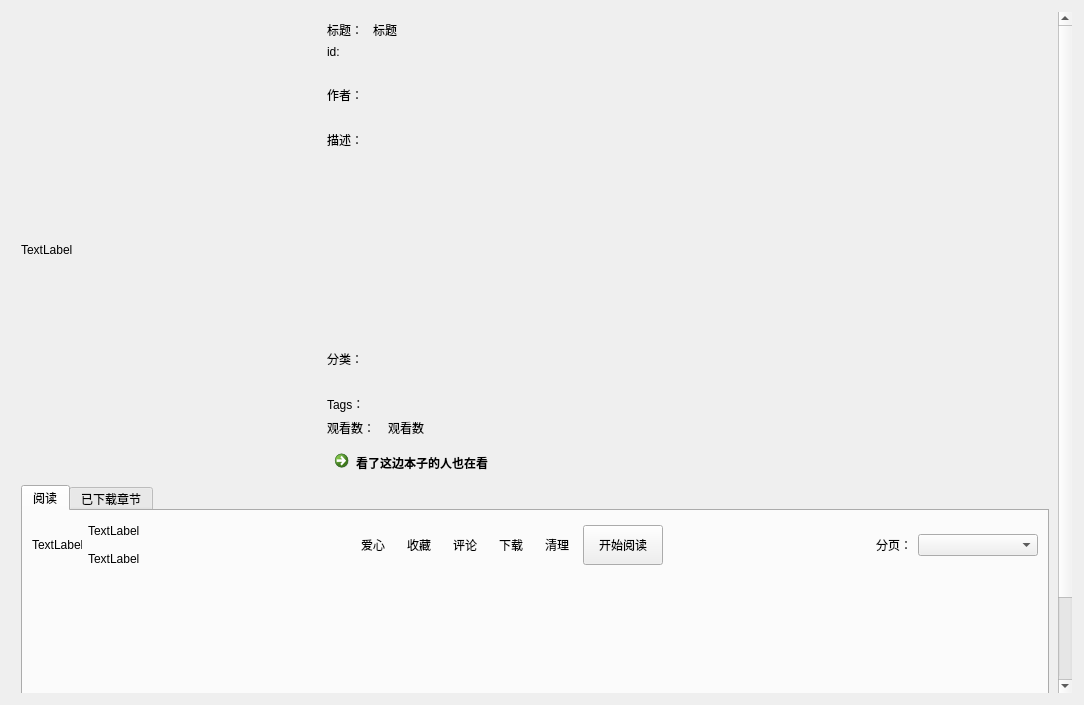
This is ui/ui_book_info.ui in tonquer/picacg-qt as Qt 5 draws it before an edit. The edited form follows.
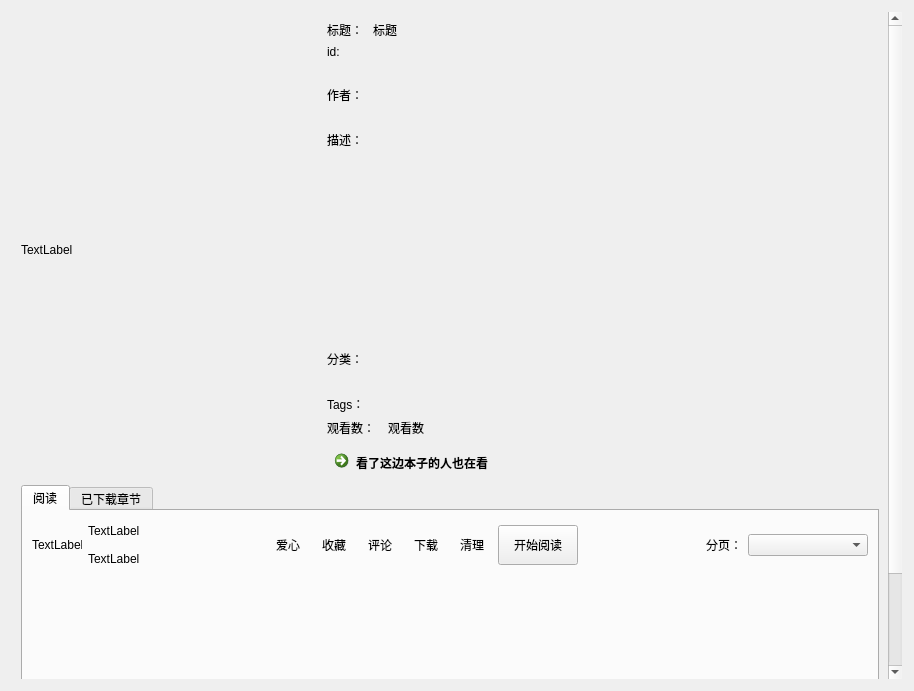
This is the edited form. Icons and pictures are not drawn. Custom widgets are drawn as their Qt base class.

```diff
--- a/ui/ui_book_info.ui
+++ b/ui/ui_book_info.ui
@@ -6,8 +6,8 @@
    <rect>
     <x>0</x>
     <y>0</y>
-    <width>1084</width>
-    <height>705</height>
+    <width>914</width>
+    <height>691</height>
    </rect>
   </property>
   <property name="windowTitle">
@@ -55,8 +55,8 @@
        <rect>
         <x>0</x>
         <y>0</y>
-        <width>1064</width>
-        <height>685</height>
+        <width>894</width>
+        <height>671</height>
        </rect>
       </property>
       <layout class="QVBoxLayout" name="verticalLayout_3">
@@ -777,17 +777,17 @@
   </layout>
  </widget>
  <customwidgets>
-  <customwidget>
-   <class>TagListWidget</class>
-   <extends>QListWidget</extends>
-   <header location="global">component.list.tag_list_widget.h</header>
-  </customwidget>
   <customwidget>
    <class>SmoothScrollArea</class>
    <extends>QScrollArea</extends>
    <header location="global">component.scroll_area.smooth_scroll_area.h</header>
    <container>1</container>
   </customwidget>
+  <customwidget>
+   <class>TagListWidget</class>
+   <extends>QListWidget</extends>
+   <header location="global">component.list.tag_list_widget.h</header>
+  </customwidget>
   <customwidget>
    <class>HeadLabel</class>
    <extends>QLabel</extends>
```
Left out of the diff: 26 changed lines with no effect on the pictures.
